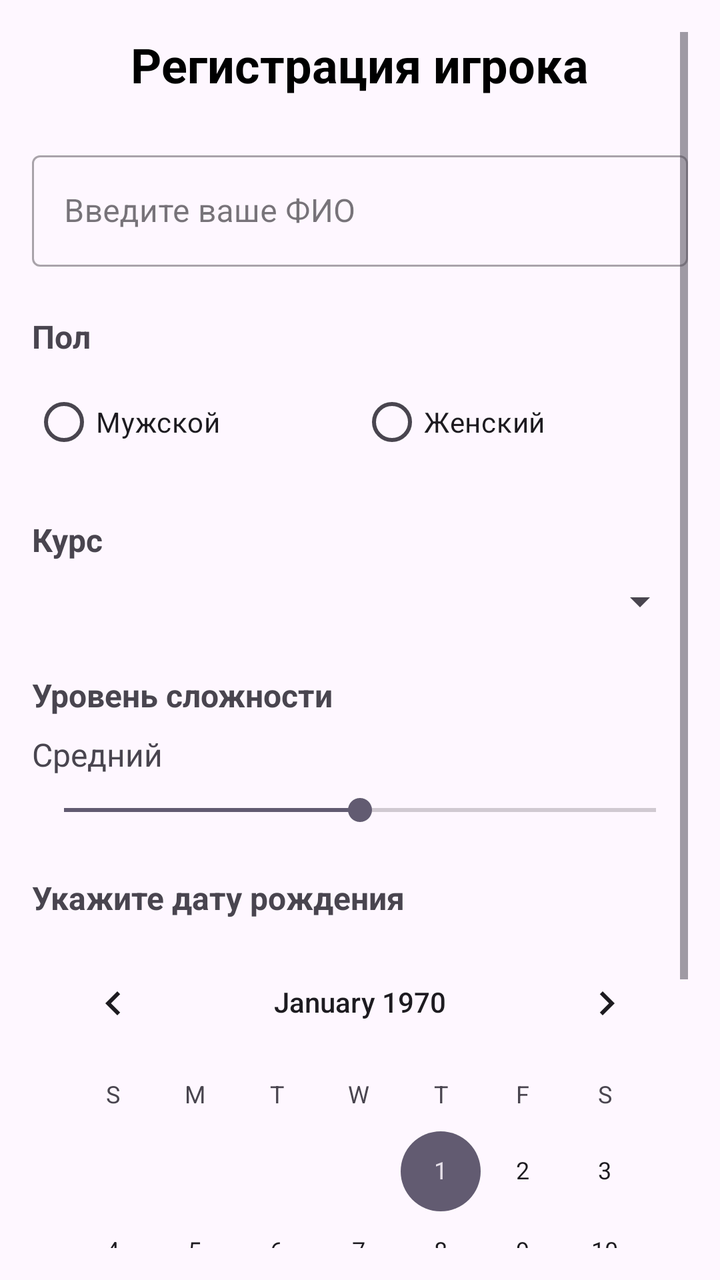
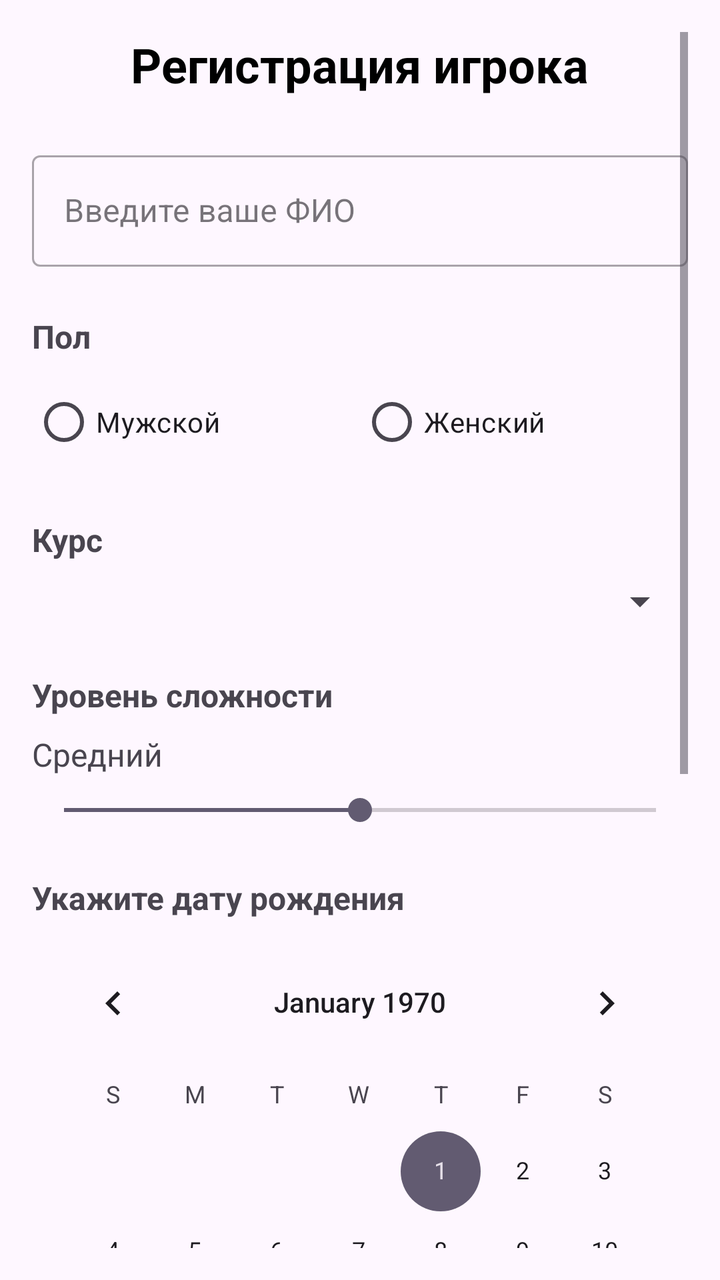

An Android layout rendered at two revisions. The XML below is the earlier revision; the diff shows what the commit changed to produce the second picture.
<!-- AndroidManifest.xml: application theme Theme.Bugs -->
<!-- res/layout/activity_main.xml -->
<?xml version="1.0" encoding="utf-8"?>
<ScrollView xmlns:android="http://schemas.android.com/apk/res/android"
    xmlns:tools="http://schemas.android.com/tools"
    android:layout_width="match_parent"
    android:layout_height="match_parent"
    android:padding="16dp"
    android:fitsSystemWindows="true"
    tools:context=".MainActivity">

    <LinearLayout
        android:layout_width="match_parent"
        android:layout_height="wrap_content"
        android:orientation="vertical"
        android:gravity="center_horizontal">

        <TextView
            android:layout_width="wrap_content"
            android:layout_height="wrap_content"
            android:text="Регистрация игрока"
            android:textSize="24sp"
            android:textStyle="bold"
            android:layout_marginBottom="24dp"
            android:textColor="@android:color/black" />

        
        <com.google.android.material.textfield.TextInputLayout
            android:layout_width="match_parent"
            android:layout_height="wrap_content"
            android:layout_marginBottom="16dp"
            style="@style/Widget.MaterialComponents.TextInputLayout.OutlinedBox">

            <com.google.android.material.textfield.TextInputEditText
                android:id="@+id/etFullName"
                android:layout_width="match_parent"
                android:layout_height="wrap_content"
                android:hint="Введите ваше ФИО"
                android:inputType="textPersonName" />

        </com.google.android.material.textfield.TextInputLayout>


        
        <TextView
            android:layout_width="match_parent"
            android:layout_height="wrap_content"
            android:text="Пол"
            android:textSize="16sp"
            android:textStyle="bold"
            android:layout_marginTop="8dp"
            android:layout_marginBottom="8dp" />

        <RadioGroup
            android:id="@+id/rgGender"
            android:layout_width="match_parent"
            android:layout_height="wrap_content"
            android:orientation="horizontal"
            android:layout_marginBottom="16dp">

            <RadioButton
                android:id="@+id/rbMale"
                android:layout_width="0dp"
                android:layout_height="wrap_content"
                android:layout_weight="1"
                android:text="Мужской" />

            <RadioButton
                android:id="@+id/rbFemale"
                android:layout_width="0dp"
                android:layout_height="wrap_content"
                android:layout_weight="1"
                android:text="Женский" />


        </RadioGroup>

        
        <TextView
            android:layout_width="match_parent"
            android:layout_height="wrap_content"
            android:text="Курс"
            android:textSize="16sp"
            android:textStyle="bold"
            android:layout_marginTop="8dp"
            android:layout_marginBottom="8dp" />

        <Spinner
            android:id="@+id/spinnerCourse"
            android:layout_width="match_parent"
            android:layout_height="wrap_content"
            android:layout_marginBottom="16dp" />

        
        <TextView
            android:layout_width="match_parent"
            android:layout_height="wrap_content"
            android:text="Уровень сложности"
            android:textSize="16sp"
            android:textStyle="bold"
            android:layout_marginTop="8dp"
            android:layout_marginBottom="8dp" />

        <TextView
            android:id="@+id/tvDifficultyValue"
            android:layout_width="match_parent"
            android:layout_height="wrap_content"
            android:text="Средний"
            android:textAlignment="center"
            android:textSize="16sp"
            android:layout_marginBottom="8dp" />

        <SeekBar
            android:id="@+id/seekBarDifficulty"
            android:layout_width="match_parent"
            android:layout_height="wrap_content"
            android:max="10"
            android:progress="5"
            android:layout_marginBottom="16dp"/>

        
        <TextView
            android:layout_width="match_parent"
            android:layout_height="wrap_content"
            android:text="Укажите дату рождения"
            android:textSize="16sp"
            android:textStyle="bold"
            android:layout_marginTop="8dp"
            android:layout_marginBottom="8dp" />

        <CalendarView
            android:id="@+id/calendarView"
            android:layout_width="match_parent"
            android:layout_height="wrap_content"
            android:layout_marginBottom="16dp" />



    </LinearLayout>
</ScrollView>
<!-- resources referenced by this layout -->
<resources>
  <style name="Theme.Bugs" parent="Base.Theme.Bugs" />
  <style name="Base.Theme.Bugs" parent="Theme.Material3.DayNight.NoActionBar">
          
          
      </style>
</resources>

<!-- the commit's change to res/layout/activity_main.xml (unified diff, before → after) -->
@@ -133,6 +133,32 @@
             android:layout_marginBottom="16dp" />
 
 
+        
+        <Button
+            android:id="@+id/btnSave"
+            android:layout_width="match_parent"
+            android:layout_height="wrap_content"
+            android:text="Сохранить данные"
+            android:layout_marginTop="16dp"
+            android:layout_marginBottom="16dp"/>
 
+        
+        <TextView
+            android:id="@+id/tvResult"
+            android:layout_width="match_parent"
+            android:layout_height="wrap_content"
+            android:padding="16dp"
+            android:background="@android:drawable/editbox_background"
+            android:textSize="14sp"
+            android:text="Заполните форму и нажмите Сохранить"/>
+
+        
+        <ImageView
+            android:id="@+id/ivZodiac"
+            android:layout_width="80dp"
+            android:layout_height="80dp"
+            android:layout_marginTop="16dp"
+            android:contentDescription="ЗЗ"
+            />
     </LinearLayout>
 </ScrollView>
